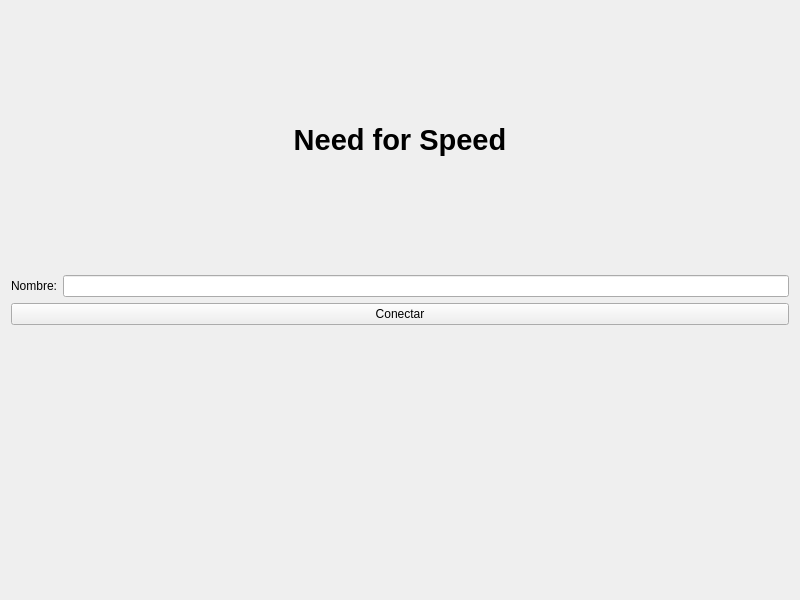
Taller-de-Programacion-2c2025-Grupo-20/TP_final-2025c2-Grupo20, file client/Pantallas/loginscreen.ui: the form before one commit.
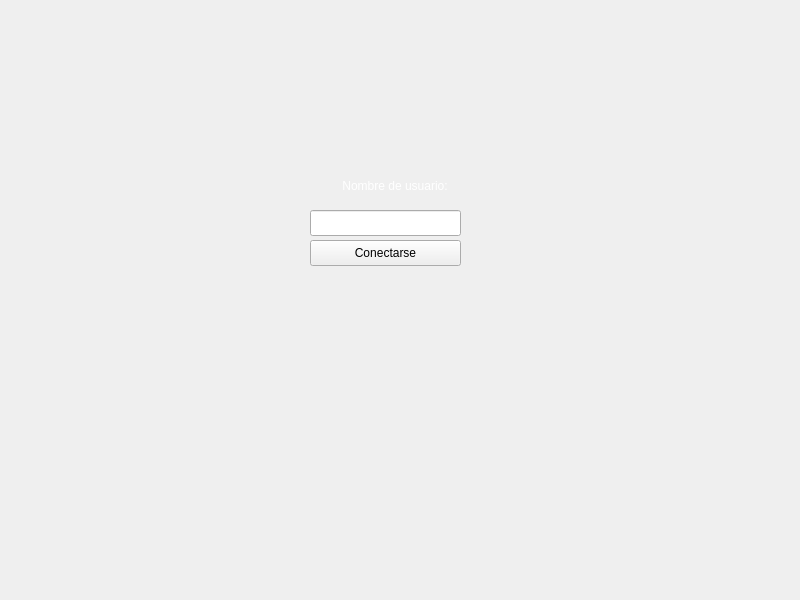
The form after the commit.

```diff
--- a/client/Pantallas/loginscreen.ui
+++ b/client/Pantallas/loginscreen.ui
@@ -19,45 +19,57 @@
   <property name="windowTitle">
    <string>Login</string>
   </property>
-  <layout class="QGridLayout" name="gridLayout">
-   <item row="0" column="0" colspan="2">
-    <widget class="QLabel" name="label_titulo">
-     <property name="font">
-      <font>
-       <pointsize>22</pointsize>
-       <bold>true</bold>
-      </font>
-     </property>
-     <property name="text">
-      <string>Need for Speed</string>
-     </property>
-     <property name="alignment">
-      <set>Qt::AlignCenter</set>
-     </property>
-    </widget>
-   </item>
-   <item row="2" column="0" colspan="2">
     <widget class="QPushButton" name="btn_conectar">
+   <property name="geometry">
+    <rect>
+     <x>310</x>
+     <y>240</y>
+     <width>151</width>
+     <height>26</height>
+    </rect>
+   </property>
      <property name="text">
-      <string>Conectar</string>
-     </property>
-    </widget>
-   </item>
-   <item row="1" column="1">
-    <widget class="QLineEdit" name="edit_nombre"/>
-   </item>
-   <item row="1" column="0">
+    <string>Conectarse</string>
+   </property>
+  </widget>
+  <widget class="QLineEdit" name="edit_nombre">
+   <property name="geometry">
+    <rect>
+     <x>310</x>
+     <y>210</y>
+     <width>151</width>
+     <height>26</height>
+    </rect>
+   </property>
+  </widget>
     <widget class="QLabel" name="label_nombre">
+   <property name="geometry">
+    <rect>
+     <x>310</x>
+     <y>170</y>
+     <width>141</width>
+     <height>31</height>
+    </rect>
+   </property>
+   <property name="styleSheet">
+    <string notr="true">color: white;</string>
+   </property>
      <property name="text">
-      <string>Nombre:</string>
+    <string>Nombre de usuario: </string>
      </property>
      <property name="alignment">
       <set>Qt::AlignRight|Qt::AlignTrailing|Qt::AlignVCenter</set>
      </property>
     </widget>
-   </item>
-   <item row="3" column="0" colspan="2">
     <widget class="QLabel" name="label_error">
+   <property name="geometry">
+    <rect>
+     <x>9</x>
+     <y>335</y>
+     <width>16</width>
+     <height>18</height>
+    </rect>
+   </property>
      <property name="styleSheet">
       <string notr="true">color: red;</string>
      </property>
@@ -68,8 +80,6 @@
       <set>Qt::AlignCenter</set>
      </property>
     </widget>
-   </item>
-  </layout>
  </widget>
  <resources/>
  <connections/>
```
Lines whose indentation alone changed are shown as unchanged.
